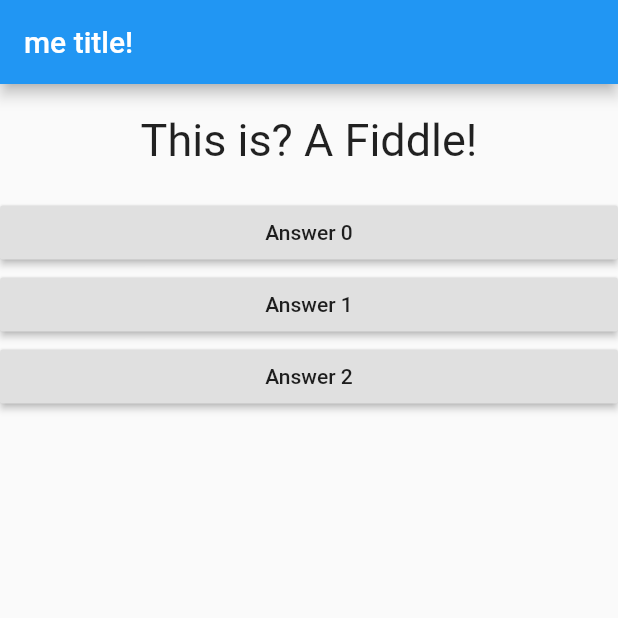
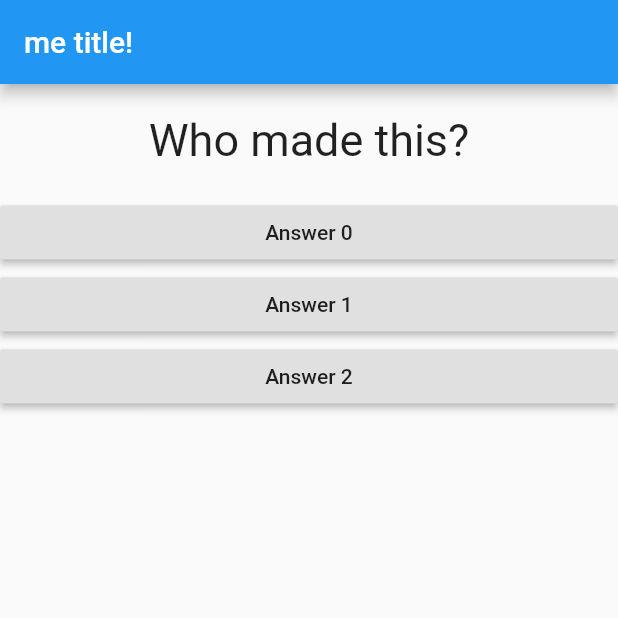
Before and after one commit to flypenguin/course_udemy_flutter, a Flutter app: the screen it shows after launch, after a tap on an icon or button, on a phone screen of 412 x 824 dp, the top half of it. Run offline on Flutter 3.47's test engine with Material 2 defaults, Android fonts, the phone set to English and light mode, and no system bars.

Commit message:
prepare for dynamic button texts

```diff
--- a/lib/main.dart
+++ b/lib/main.dart
@@ -14,17 +14,30 @@ class MyApp extends StatefulWidget {
 }
 
 class _MyAppState extends State<MyApp> {
-  var _texts = ["A Riddle!", "A Fiddle!", "A Sharmagiddle!"];
+  var _questions = [
+    {
+      "question": "What is this?",
+      "answers": ["A Riddle!", "A Fiddle!", "A Sharmagiddle!"],
+    },
+    {
+      "question": "Who made this?",
+      "answers": ["A blacksmith!", "A whiteknight!", "A redneck!"],
+    },
+    {
+      "question": "How is this?",
+      "answers": ["Awesome!", "Awful!", "Amazing!"],
+    },
+  ];
   var _cycle = 0;
 
   void _buttonPressed() {
     // if we do this:
-    //_cycle = (_cycle + 1) % _texts.length;
+    //_cycle = (_cycle + 1) % _questions.length;
     // ... the text will NOT change!
 
     setState(() {
       // because we place this IN HERE this works.
-      _cycle = (_cycle + 1) % _texts.length;
+      _cycle = (_cycle + 1) % _questions.length;
     });
 
     print("cycle: $_cycle");
@@ -36,7 +49,7 @@ class _MyAppState extends State<MyApp> {
         home: Scaffold(
             appBar: AppBar(title: Text('me title!')),
             body: Column(children: [
-              Question(_texts[_cycle]),
+              Question(_questions[_cycle]["question"]),
               Answer(0, _buttonPressed),
               Answer(1, _buttonPressed),
               Answer(2, _buttonPressed),
--- a/lib/question.dart
+++ b/lib/question.dart
@@ -12,7 +12,7 @@ class Question extends StatelessWidget {
       width: double.infinity,
       margin: EdgeInsets.all(20),
       child: Text(
-        "This is? " + questionText,
+        questionText,
         style: TextStyle(fontSize: 30),
         textAlign: TextAlign.center,
       ),
```
